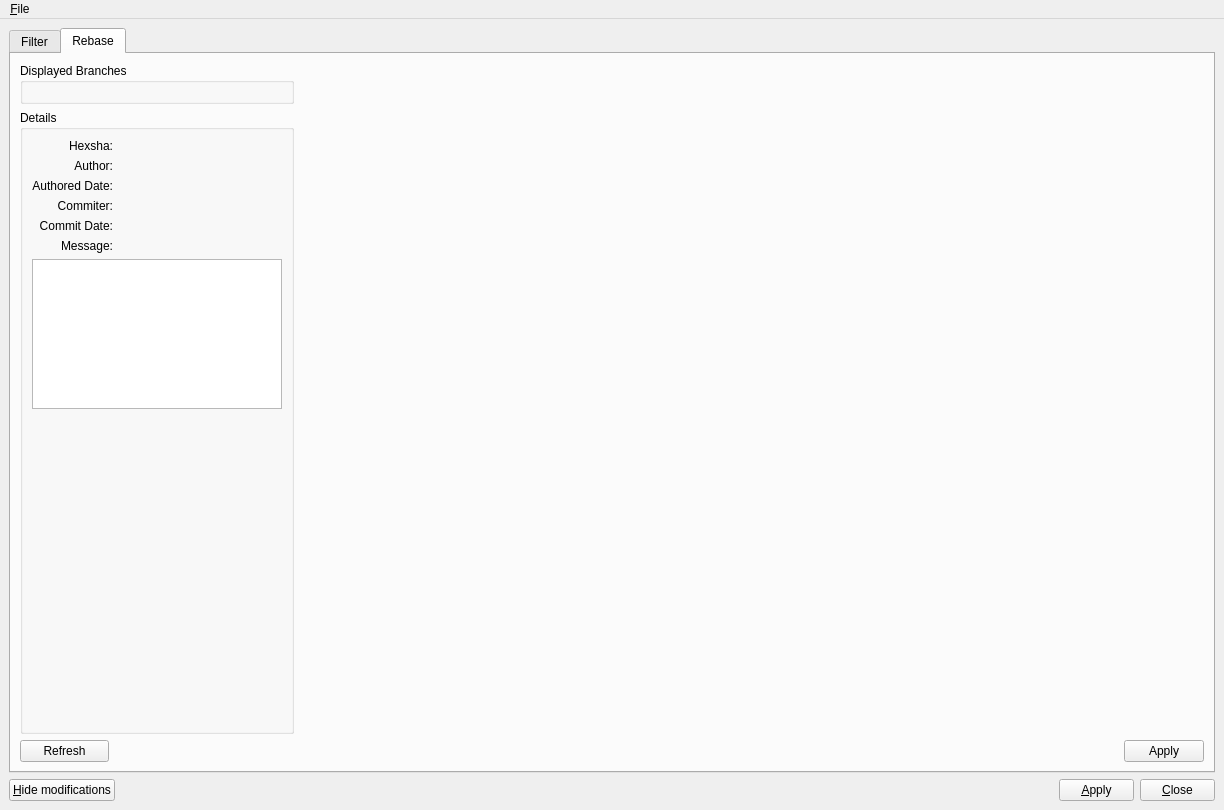
This is gitbuster/main_window.ui in mike-perdide/gitbuster as Qt 5 draws it before an edit. The edited form follows.
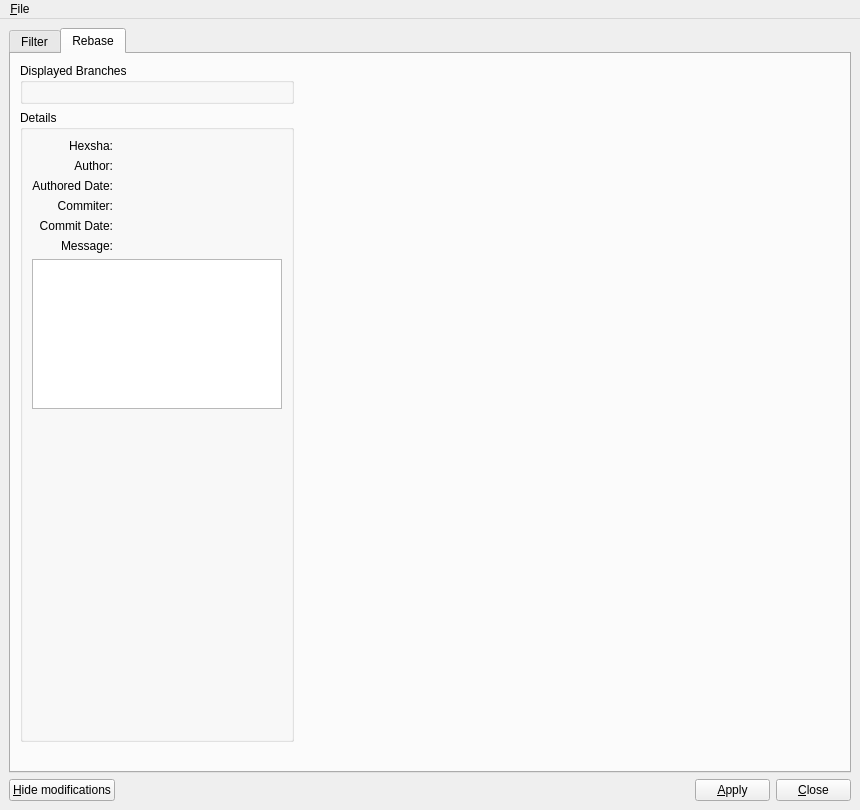
This is the edited form. The open tabs and pages were chosen to show the change.

Commit message: Removing Refresh&Apply from the Rebase tab.

Patch:
```diff
--- a/gitbuster/main_window.ui
+++ b/gitbuster/main_window.ui
@@ -30,7 +30,7 @@
        <attribute name="title">
         <string>Filter</string>
        </attribute>
-       <layout class="QGridLayout" name="gridLayout" rowstretch="0,0,1,0,0,0" columnstretch="0,1">
+       <layout class="QGridLayout" name="gridLayout" rowstretch="0,0,1,0,0" columnstretch="0,1">
         <item row="0" column="0" colspan="2">
          <layout class="QGridLayout" name="checkboxLayout"/>
         </item>
@@ -588,28 +588,8 @@
        <attribute name="title">
         <string>Rebase</string>
        </attribute>
-       <layout class="QGridLayout" name="gridLayout_12" columnstretch="0,0,0,0,0,0">
-        <item row="2" column="3" colspan="2">
-         <spacer name="horizontalSpacer_4">
-          <property name="orientation">
-           <enum>Qt::Horizontal</enum>
-          </property>
-          <property name="sizeHint" stdset="0">
-           <size>
-            <width>818</width>
-            <height>20</height>
-           </size>
-          </property>
-         </spacer>
-        </item>
-        <item row="2" column="5">
-         <widget class="QPushButton" name="rebaseApplyButton">
-          <property name="text">
-           <string>Apply</string>
-          </property>
-         </widget>
-        </item>
-        <item row="1" column="0" colspan="3">
+       <layout class="QGridLayout" name="gridLayout_12" columnstretch="0,0,0,0">
+        <item row="1" column="0" colspan="2">
          <widget class="QGroupBox" name="groupBox">
           <property name="minimumSize">
            <size>
@@ -757,7 +737,7 @@
           </layout>
          </widget>
         </item>
-        <item row="0" column="0" colspan="3">
+        <item row="0" column="0" colspan="2">
          <widget class="QGroupBox" name="groupBox_2">
           <property name="minimumSize">
            <size>
@@ -775,29 +755,22 @@
           </layout>
          </widget>
         </item>
-        <item row="2" column="1" colspan="2">
-         <spacer name="horizontalSpacer_7">
-          <property name="orientation">
-           <enum>Qt::Horizontal</enum>
-          </property>
-          <property name="sizeHint" stdset="0">
-           <size>
-            <width>40</width>
-            <height>20</height>
-           </size>
-          </property>
-         </spacer>
-        </item>
-        <item row="2" column="0">
-         <widget class="QPushButton" name="rebaseRefreshButton">
-          <property name="text">
-           <string>Refresh</string>
-          </property>
-         </widget>
-        </item>
-        <item row="0" column="3" rowspan="2" colspan="3">
+        <item row="0" column="2" rowspan="2" colspan="2">
          <layout class="QGridLayout" name="viewLayout"/>
         </item>
+        <item row="2" column="2">
+         <spacer name="horizontalSpacer_4">
+          <property name="orientation">
+           <enum>Qt::Horizontal</enum>
+          </property>
+          <property name="sizeHint" stdset="0">
+           <size>
+            <width>40</width>
+            <height>20</height>
+           </size>
+          </property>
+         </spacer>
+        </item>
        </layout>
       </widget>
      </widget>
```
